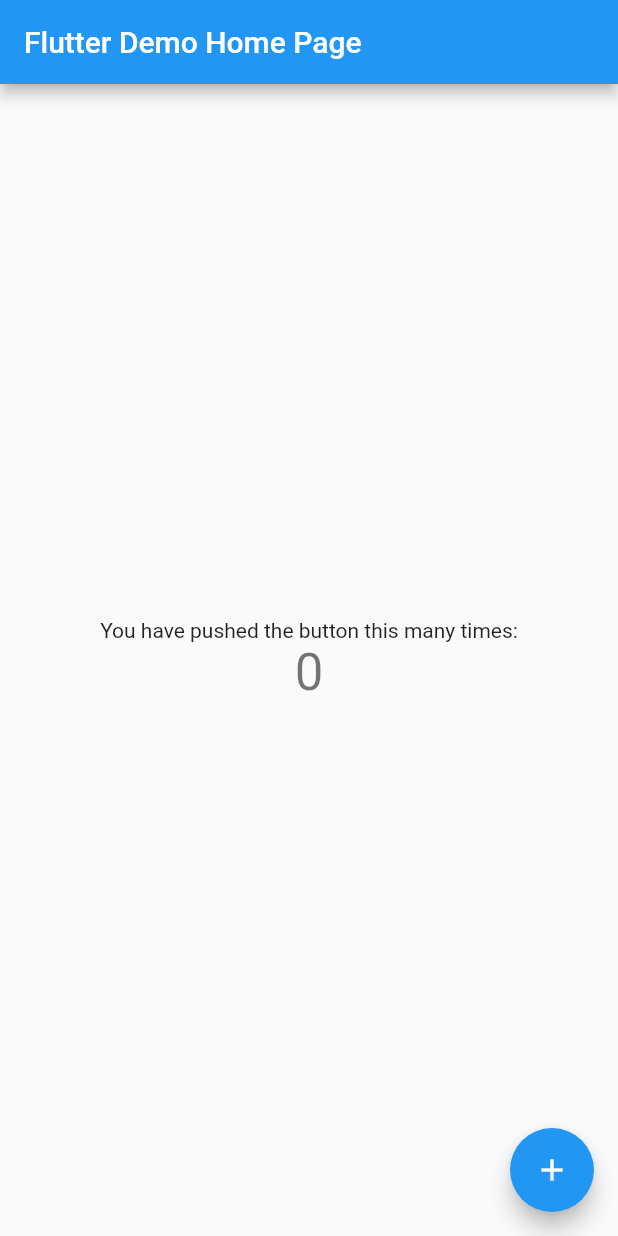
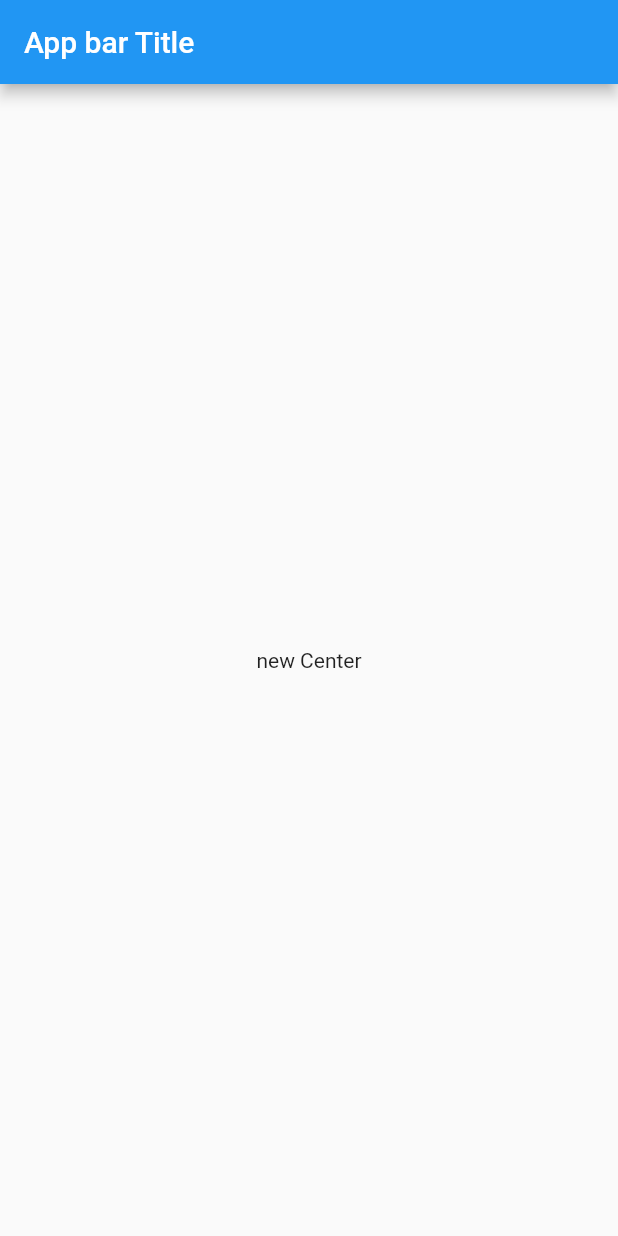
Before and after one commit to muhyasin89/Flutter_Shop_App, a Flutter app: the screen it shows after launch, on a phone screen of 412 x 824 dp. Run offline on Flutter 3.47's test engine with Material 2 defaults, Android fonts, the phone set to English and light mode, and no system bars.

Commit message:
[UPDATE]scafold and appbar

```diff
--- a/lib/main.dart
+++ b/lib/main.dart
@@ -1,111 +1,21 @@
 import 'package:flutter/material.dart';
 
-void main() => runApp(MyApp());
+void main() => runApp(GettingStartedApp());
 
-class MyApp extends StatelessWidget {
-  // This widget is the root of your application.
+class GettingStartedApp extends StatelessWidget{
   @override
   Widget build(BuildContext context) {
-    return MaterialApp(
-      title: 'Flutter Demo',
-      theme: ThemeData(
-        // This is the theme of your application.
-        //
-        // Try running your application with "flutter run". You'll see the
-        // application has a blue toolbar. Then, without quitting the app, try
-        // changing the primarySwatch below to Colors.green and then invoke
-        // "hot reload" (press "r" in the console where you ran "flutter run",
-        // or simply save your changes to "hot reload" in a Flutter IDE).
-        // Notice that the counter didn't reset back to zero; the application
-        // is not restarted.
-        primarySwatch: Colors.blue,
-      ),
-      home: MyHomePage(title: 'Flutter Demo Home Page'),
+    // TODO: implement build
+    return new MaterialApp(
+      title: "Getting Started",
+      home: new Scaffold(
+        appBar: new AppBar(
+          title: new Text("App bar Title")
+        ),
+        body: new Center(
+          child: new Text("new Center"),
+        )
+      )
     );
   }
 }
-
-class MyHomePage extends StatefulWidget {
-  MyHomePage({Key key, this.title}) : super(key: key);
-
-  // This widget is the home page of your application. It is stateful, meaning
-  // that it has a State object (defined below) that contains fields that affect
-  // how it looks.
-
-  // This class is the configuration for the state. It holds the values (in this
-  // case the title) provided by the parent (in this case the App widget) and
-  // used by the build method of the State. Fields in a Widget subclass are
-  // always marked "final".
-
-  final String title;
-
-  @override
-  _MyHomePageState createState() => _MyHomePageState();
-}
-
-class _MyHomePageState extends State<MyHomePage> {
-  int _counter = 0;
-
-  void _incrementCounter() {
-    setState(() {
-      // This call to setState tells the Flutter framework that something has
-      // changed in this State, which causes it to rerun the build method below
-      // so that the display can reflect the updated values. If we changed
-      // _counter without calling setState(), then the build method would not be
-      // called again, and so nothing would appear to happen.
-      _counter++;
-    });
-  }
-
-  @override
-  Widget build(BuildContext context) {
-    // This method is rerun every time setState is called, for instance as done
-    // by the _incrementCounter method above.
-    //
-    // The Flutter framework has been optimized to make rerunning build methods
-    // fast, so that you can just rebuild anything that needs updating rather
-    // than having to individually change instances of widgets.
-    return Scaffold(
-      appBar: AppBar(
-        // Here we take the value from the MyHomePage object that was created by
-        // the App.build method, and use it to set our appbar title.
-        title: Text(widget.title),
-      ),
-      body: Center(
-        // Center is a layout widget. It takes a single child and positions it
-        // in the middle of the parent.
-        child: Column(
-          // Column is also a layout widget. It takes a list of children and
-          // arranges them vertically. By default, it sizes itself to fit its
-          // children horizontally, and tries to be as tall as its parent.
-          //
-          // Invoke "debug painting" (press "p" in the console, choose the
-          // "Toggle Debug Paint" action from the Flutter Inspector in Android
-          // Studio, or the "Toggle Debug Paint" command in Visual Studio Code)
-          // to see the wireframe for each widget.
-          //
-          // Column has various properties to control how it sizes itself and
-          // how it positions its children. Here we use mainAxisAlignment to
-          // center the children vertically; the main axis here is the vertical
-          // axis because Columns are vertical (the cross axis would be
-          // horizontal).
-          mainAxisAlignment: MainAxisAlignment.center,
-          children: <Widget>[
-            Text(
-              'You have pushed the button this many times:',
-            ),
-            Text(
-              '$_counter',
-              style: Theme.of(context).textTheme.display1,
-            ),
-          ],
-        ),
-      ),
-      floatingActionButton: FloatingActionButton(
-        onPressed: _incrementCounter,
-        tooltip: 'Increment',
-        child: Icon(Icons.add),
-      ), // This trailing comma makes auto-formatting nicer for build methods.
-    );
-  }
-}
```
